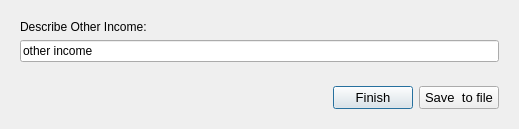
Old version of the form oom_cobi_loreto/Interview/other.ui in the repository Ecotrust/openoceanmap-desktop.
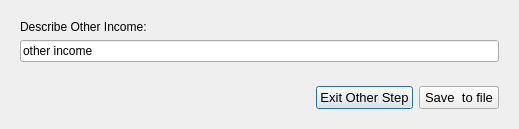
New version of the form.

```diff
--- a/oom_cobi_loreto/Interview/other.ui
+++ b/oom_cobi_loreto/Interview/other.ui
@@ -58,7 +58,7 @@
          </font>
         </property>
         <property name="text" >
-         <string>Finish</string>
+         <string>Exit Other Step</string>
         </property>
        </widget>
       </item>
```
